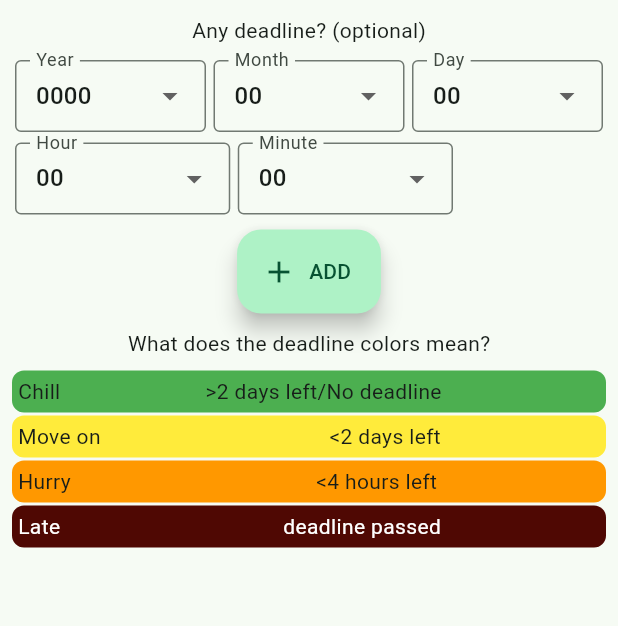
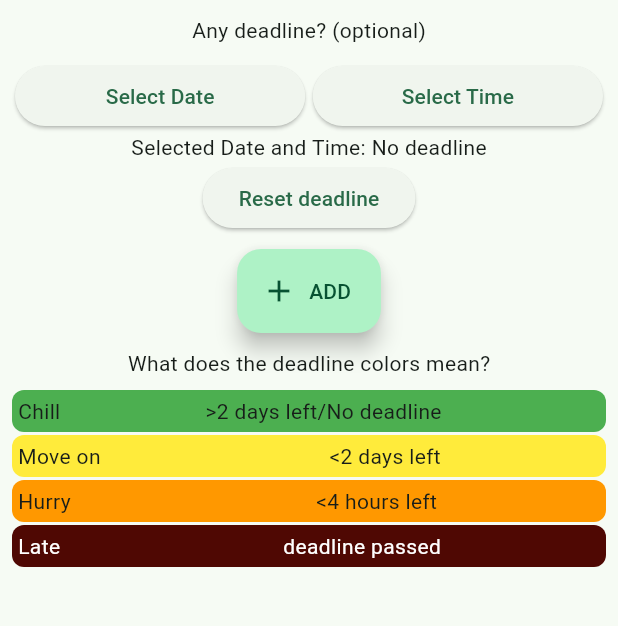
Before and after one commit to gu-tig333-ht23/gusstinst, a Flutter app: the AddPage widget shown alone on an empty page, opened directly, after a tap on "ADD", on a phone screen of 412 x 824 dp, the part 87-713 px from its top. Run offline on Flutter 3.47's test engine with Material 2 defaults, Android fonts, the phone set to English and light mode, and no system bars; network calls fail; statements that could not run were skipped.

Commit message:
changed deadline input method to datepicker and timepicker

```diff
--- a/lib/add_page.dart
+++ b/lib/add_page.dart
@@ -3,6 +3,8 @@ import 'package:template/main.dart';
 import 'chore.dart';
 import 'chore_list.dart';
 import 'package:provider/provider.dart';
+import 'date_time_provider.dart';
+import 'package:intl/intl.dart';
 
 // View for adding new chores
 // ignore: must_be_immutable
@@ -10,32 +12,14 @@ class AddPage extends StatelessWidget {
   // controllers for saving text input when adding new chores
   final TextEditingController _textController = TextEditingController();
 
-  String _selectedYear = '0000'; // default values
-  String _selectedMonth = '00'; // will result in chore with "No deadline"
-  String _selectedDay = '00';
-  String _selectedHour = '00';
-  String _selectedMinute = '00';
-
-  final List<String> yearOptions = ['0000', '2023', '2024', '2025', '2026'];
-
-  final List<String> monthOptions = List.generate(13, (index) {
-    return (index).toString().padLeft(2, '0');
-  });
-
-  final List<String> dayOptions = List.generate(32, (index) {
-    return (index).toString().padLeft(2, '0');
-  });
-
-  final List<String> hourOptions = List.generate(24, (index) {
-    return index.toString().padLeft(2, '0');
-  });
-
-  final List<String> minuteOptions = List.generate(60, (index) {
-    return index.toString().padLeft(2, '0');
-  });
-
+  // building AddPage
   @override
   Widget build(BuildContext context) {
+    return ChangeNotifierProvider(
+      create: (context) => DateTimeProvider(),
+      child: Builder(builder: (context) {
+        final dateTimeProvider = Provider.of<DateTimeProvider>(context);
+
         return Column(
           children: [
             Padding(
@@ -57,143 +41,108 @@ class AddPage extends StatelessWidget {
               child: Row(
                 children: [
                   Expanded(
-                child: DropdownButtonFormField<String>(
-                  value: _selectedYear,
-                  onChanged: (value) {
-                    _selectedYear = value!;
+                    child: ElevatedButton(
+                      onPressed: () async {
+                        final selectedDate = await showDatePicker(
+                          context: context,
+                          initialDate: DateTime.now(),
+                          firstDate: DateTime.now(),
+                          lastDate: DateTime(DateTime.now().year + 5),
+                        );
+                        if (selectedDate != null) {
+                          final selectedTime = await showTimePicker(
+                            context: context,
+                            initialTime: TimeOfDay(
+                              hour: TimeOfDay.now().hour + 2,
+                              minute: TimeOfDay.now().minute,
+                            ),
+                          );
+                          if (selectedTime != null) {
+                            dateTimeProvider.updateSelectedDateTime(
+                                selectedDate, selectedTime);
+                          }
+                        }
                       },
-                  items:
-                      yearOptions.map<DropdownMenuItem<String>>((String value) {
-                    return DropdownMenuItem<String>(
-                      value: value,
-                      child: Text(value),
-                    );
-                  }).toList(),
-                  decoration: InputDecoration(
-                    border: OutlineInputBorder(),
-                    contentPadding: EdgeInsets.only(right: 10, left: 10),
-                    labelText: 'Year',
+                      child: Text('Select Date'),
                     ),
                   ),
-              ),
+
                   SizedBox(width: 5), // add some space between input fields
                   Expanded(
-                child: DropdownButtonFormField<String>(
-                  value: _selectedMonth,
-                  onChanged: (value) {
-                    _selectedMonth = value!;
+                    child: ElevatedButton(
+                      onPressed: () async {
+                        final selectedTime = await showTimePicker(
+                            context: context,
+                            initialTime: TimeOfDay(
+                              hour: TimeOfDay.now().hour + 2,
+                              minute: TimeOfDay.now().minute,
+                            ));
+                        if (selectedTime != null) {
+                          final selectedDate = await showDatePicker(
+                            context: context,
+                            initialDate: DateTime.now(),
+                            firstDate: DateTime.now(),
+                            lastDate: DateTime(DateTime.now().year + 5),
+                          );
+                          if (selectedDate != null) {
+                            dateTimeProvider.updateSelectedDateTime(
+                              selectedDate,
+                              selectedTime,
+                            );
+                          }
+                        }
                       },
-                  items: monthOptions
-                      .map<DropdownMenuItem<String>>((String value) {
-                    return DropdownMenuItem<String>(
-                      value: value,
-                      child: Text(value),
-                    );
-                  }).toList(),
-                  decoration: InputDecoration(
-                    border: OutlineInputBorder(),
-                    contentPadding: EdgeInsets.only(right: 10, left: 10),
-                    labelText: 'Month',
-                  ),
-                ),
-              ),
-              SizedBox(width: 5), // add some space between input fields
-              Expanded(
-                child: DropdownButtonFormField<String>(
-                  value: _selectedDay,
-                  onChanged: (value) {
-                    _selectedDay = value!;
-                  },
-                  items:
-                      dayOptions.map<DropdownMenuItem<String>>((String value) {
-                    return DropdownMenuItem<String>(
-                      value: value,
-                      child: Text(value),
-                    );
-                  }).toList(),
-                  decoration: InputDecoration(
-                    border: OutlineInputBorder(),
-                    contentPadding: EdgeInsets.only(right: 10, left: 10),
-                    labelText: 'Day',
-                  ),
+                      child: Text('Select Time'),
                     ),
                   ),
                 ],
               ),
             ),
-        SizedBox(height: 4),
-        // Hour and minute input fields in a row
-        Padding(
-          padding:
-              const EdgeInsets.only(right: 10, left: 10, bottom: 10, top: 3),
-          child: Row(
+            Selector<DateTimeProvider, DateTime>(
+              selector: (context, provider) => provider.selectedDateTime,
+              builder: (context, selectedDateTime, child) {
+                return Column(
                   children: [
-              Expanded(
-                child: DropdownButtonFormField<String>(
-                  value: _selectedHour,
-                  onChanged: (value) {
-                    _selectedHour = value!;
+                    Text(
+                        'Selected Date and Time: ${dateTimeProvider.selectedDateTime == DateTime(0000, 00, 00, 00, 00) ? "No deadline" : DateFormat.yMd().add_Hm().format(dateTimeProvider.selectedDateTime)}'),
+                    ElevatedButton(
+                      onPressed: () {
+                        dateTimeProvider.updateSelectedDateTime(
+                            DateTime(0000, 00, 00, 00, 00),
+                            TimeOfDay(hour: 00, minute: 00));
                       },
-                  items:
-                      hourOptions.map<DropdownMenuItem<String>>((String value) {
-                    return DropdownMenuItem<String>(
-                      value: value,
-                      child: Text(value),
+                      child: Text('Reset deadline'),
+                    )
+                  ],
                 );
-                  }).toList(),
-                  decoration: InputDecoration(
-                    border: OutlineInputBorder(),
-                    contentPadding: EdgeInsets.only(right: 10, left: 10),
-                    labelText: 'Hour',
+              },
             ),
-                ),
-              ),
-              SizedBox(width: 5),
-              Expanded(
-                child: DropdownButtonFormField<String>(
-                  value: _selectedMinute,
-                  onChanged: (value) {
-                    _selectedMinute = value!;
-                  },
-                  items: minuteOptions
-                      .map<DropdownMenuItem<String>>((String value) {
-                    return DropdownMenuItem<String>(
-                      value: value,
-                      child: Text(value),
-                    );
-                  }).toList(),
-                  decoration: InputDecoration(
-                    border: OutlineInputBorder(),
-                    contentPadding: EdgeInsets.only(right: 10, left: 10),
-                    labelText: 'Minute',
-                  ),
-                ),
-              ),
-              SizedBox(width: 100), // pushing the input fields to leftmost side
-            ],
-          ),
-        ),
+
+            SizedBox(height: 10),
             FloatingActionButton.extended(
               icon: Icon(Icons.add),
               label: Text('ADD'),
               onPressed: () {
                 // Gets the entered chore text from the input field
                 String choreText = _textController.text;
-            String choreYear = _selectedYear;
-            String choreMonth = _selectedMonth;
-            String choreDay = _selectedDay;
-            String choreHour = _selectedHour;
-            String choreMinute = _selectedMinute;
+                DateTime selectedDateTime = dateTimeProvider.selectedDateTime;
 
                 if (choreText.isNotEmpty) {
                   // Creates a new chore object
                   Chore newChore = Chore(
                     choreText,
-                minute: choreMinute,
-                hour: choreHour,
-                day: choreDay,
-                month: choreMonth,
-                year: choreYear,
+                    year: selectedDateTime.year ==
+                            -1 // DateTime does not accept 0000 as valid year
+                        ? '0000'
+                        : selectedDateTime.year.toString(),
+                    month: selectedDateTime.year == -1
+                        ? '00'
+                        : selectedDateTime.month.toString().padLeft(2, '0'),
+                    day: selectedDateTime.year == -1
+                        ? '00'
+                        : selectedDateTime.day.toString().padLeft(2, '0'),
+                    hour: selectedDateTime.hour.toString().padLeft(2, '0'),
+                    minute: selectedDateTime.minute.toString().padLeft(2, '0'),
                   );
 
                   // Adds chore to the chores list
@@ -213,8 +162,8 @@ class AddPage extends StatelessWidget {
               children: [
                 Text('What does the deadline colors mean?'),
                 Padding(
-              padding:
-                  const EdgeInsets.only(top: 8.0, bottom: 2, left: 8, right: 8),
+                  padding: const EdgeInsets.only(
+                      top: 8.0, bottom: 2, left: 8, right: 8),
                   child: Container(
                     alignment: Alignment.topLeft,
                     decoration: BoxDecoration(
@@ -226,7 +175,8 @@ class AddPage extends StatelessWidget {
                   ),
                 ),
                 Padding(
-              padding: const EdgeInsets.only(bottom: 2, left: 8, right: 8.0),
+                  padding:
+                      const EdgeInsets.only(bottom: 2, left: 8, right: 8.0),
                   child: Container(
                     alignment: Alignment.topLeft,
                     decoration: BoxDecoration(
@@ -238,7 +188,8 @@ class AddPage extends StatelessWidget {
                   ),
                 ),
                 Padding(
-              padding: const EdgeInsets.only(bottom: 2, left: 8, right: 8.0),
+                  padding:
+                      const EdgeInsets.only(bottom: 2, left: 8, right: 8.0),
                   child: Container(
                     alignment: Alignment.topLeft,
                     decoration: BoxDecoration(
@@ -250,7 +201,8 @@ class AddPage extends StatelessWidget {
                   ),
                 ),
                 Padding(
-              padding: const EdgeInsets.only(bottom: 2, left: 8, right: 8.0),
+                  padding:
+                      const EdgeInsets.only(bottom: 2, left: 8, right: 8.0),
                   child: Container(
                     alignment: Alignment.topLeft,
                     decoration: BoxDecoration(
@@ -266,5 +218,7 @@ class AddPage extends StatelessWidget {
             ),
           ],
         );
+      }),
+    );
   }
 }
--- a/lib/chore_item.dart
+++ b/lib/chore_item.dart
@@ -95,7 +95,7 @@ class ChoreItem extends StatelessWidget {
                               chore.hour == '00' &&
                               chore.minute == '00'
                           ? 'No deadline'
-                          : '${chore.year}/${chore.month}/${chore.day}    ${chore.hour}:${chore.minute}',
+                          : '${chore.day}/${chore.month}/${chore.year}    ${chore.hour}:${chore.minute}',
                       style: TextStyle(
                           color: getColorForChoreStatus(chore) ==
                                   const Color.fromARGB(255, 79, 8, 3)
--- a/lib/chore_list.dart
+++ b/lib/chore_list.dart
@@ -27,7 +27,6 @@ class ChoreList extends ChangeNotifier {
     var choreID = _chores[index].id;
     await deleteChoreFromAPI(choreID!);
     await fetchChores();
-    //notifyListeners();
   }
 
   // update the chore text in API
@@ -35,7 +34,6 @@ class ChoreList extends ChangeNotifier {
     var choreID = _chores[index].id; // identificates the chore ID
     await updateChoreTextInAPI(choreID!, chore, newtext);
     await fetchChores();
-    //notifyListeners();
   }
 
   // update the chore deadline
--- /dev/null
+++ b/lib/date_time_provider.dart
@@ -0,0 +1,20 @@
+import 'package:flutter/material.dart';
+
+class DateTimeProvider extends ChangeNotifier {
+  DateTime _selectedDateTime =
+      DateTime(0000, 00, 00, 00, 00); // as default when not chosen
+
+  DateTime get selectedDateTime => _selectedDateTime;
+
+  Future<void> updateSelectedDateTime(
+      DateTime selectedDate, TimeOfDay selectedTime) async {
+    _selectedDateTime = DateTime(
+      selectedDate.year,
+      selectedDate.month,
+      selectedDate.day,
+      selectedTime.hour,
+      selectedTime.minute,
+    );
+    notifyListeners();
+  }
+}
--- a/lib/main.dart
+++ b/lib/main.dart
@@ -4,8 +4,10 @@ import 'chore_list.dart';
 import 'home_page.dart';
 
 void main() async {
+  print('Fetching chores..');
   var choreList = ChoreList();
   await choreList.fetchChores();
+  print('Chores fetched!');
 
   runApp(
     MultiProvider(
--- a/pubspec.yaml
+++ b/pubspec.yaml
@@ -34,6 +34,7 @@ dependencies:
     sdk: flutter
   provider: ^6.0.0
   http: any
+  intl: ^0.17.0
 
   # The following adds the Cupertino Icons font to your application.
   # Use with the CupertinoIcons class for iOS style icons.
```
Also changed, not shown: pubspec.lock. Lines whose indentation alone changed are shown as unchanged.
